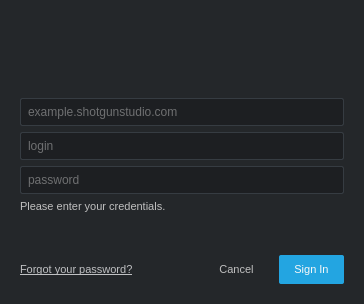
First picture: the form in python/tank/authentication/resources/login_dialog.ui, repository shotgunsoftware/tk-core, before the edit.
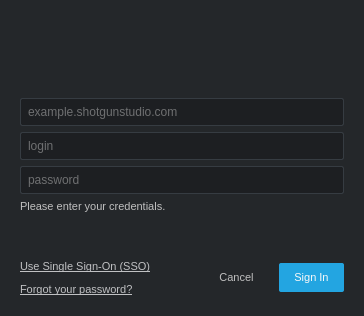
Second picture: the form after the edit. Icons and pictures are not drawn. Custom widgets are drawn as their Qt base class.

Patch:
```diff
--- a/python/tank/authentication/resources/login_dialog.ui
+++ b/python/tank/authentication/resources/login_dialog.ui
@@ -10,7 +10,7 @@
     <x>0</x>
     <y>0</y>
     <width>364</width>
-    <height>304</height>
+    <height>316</height>
    </rect>
   </property>
   <property name="minimumSize">
@@ -220,6 +220,21 @@
           <number>0</number>
          </property>
          <item>
+          <layout class="QVBoxLayout" name="links">
+           <item>
+            <widget class="QLabel" name="use_sso_link">
+             <property name="text">
+              <string>&lt;html&gt;&lt;head/&gt;&lt;body&gt;&lt;p&gt;&lt;a href=&quot;http://mystudio.shotgunstudio.com/user/forgot_password&quot;&gt;&lt;span style=&quot; text-decoration: underline; color:#c0c1c3;&quot;&gt;Use Single Sign-On (SSO)&lt;/span&gt;&lt;/a&gt;&lt;/p&gt;&lt;/body&gt;&lt;/html&gt;</string>
+             </property>
+             <property name="textFormat">
+              <enum>Qt::RichText</enum>
+             </property>
+             <property name="margin">
+              <number>4</number>
+             </property>
+            </widget>
+           </item>
+           <item>
           <widget class="QLabel" name="forgot_password_link">
            <property name="cursor">
             <cursorShape>PointingHandCursor</cursorShape>
@@ -243,6 +258,8 @@
             <bool>false</bool>
            </property>
           </widget>
+           </item>
+          </layout>
          </item>
          <item>
           <spacer name="sign_in_hspacer">
```
Lines whose indentation alone changed are shown as unchanged.
